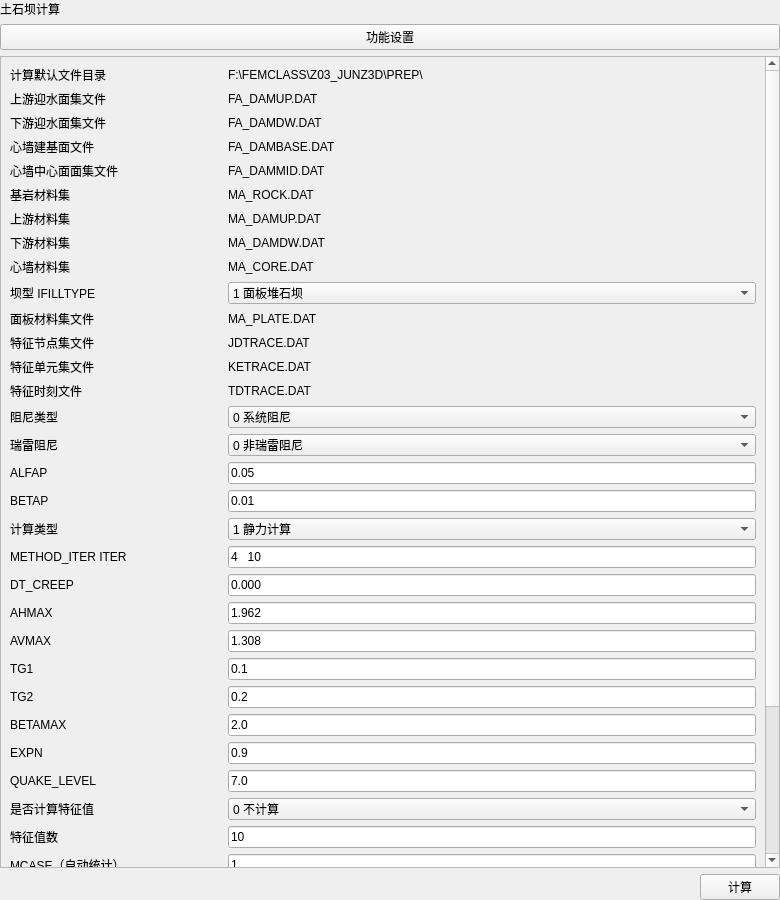
This is plugins/Base_Slover/DamAnalysisWidget.ui in asd977/base_cae as Qt 5 draws it before an edit. The edited form follows.
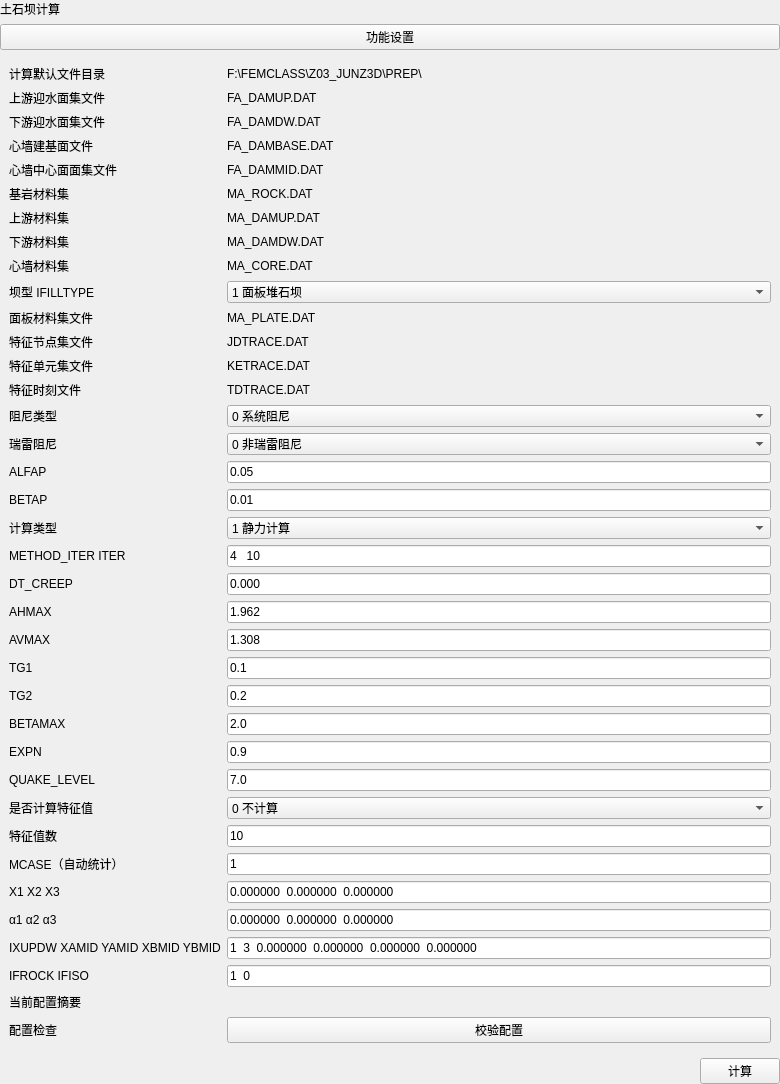
This is the edited form.

Commit message: refactor(ui): remove scroll areas from dam analysis pages

```diff
--- a/plugins/Base_Slover/DamAnalysisWidget.ui
+++ b/plugins/Base_Slover/DamAnalysisWidget.ui
@@ -14,8 +14,6 @@
    <item><widget class="QLabel" name="pageNameLabel"><property name="text"><string>土石坝计算</string></property></widget></item>
    <item><widget class="QPushButton" name="sectionTitleButton"><property name="text"><string>功能设置</string></property></widget></item>
    <item>
-    <widget class="QScrollArea" name="scrollArea">
-     <property name="widgetResizable"><bool>true</bool></property>
      <widget class="QWidget" name="scrollAreaWidgetContents">
       <layout class="QFormLayout" name="formLayoutIfill">
        <item row="0" column="0"><widget class="QLabel" name="labelLine1"><property name="text"><string>计算默认文件目录</string></property></widget></item>
@@ -93,7 +91,6 @@
        <item row="36" column="0"><widget class="QLabel" name="labelValidate"><property name="text"><string>配置检查</string></property></widget></item>
        <item row="36" column="1"><widget class="QPushButton" name="btnValidation"><property name="text"><string>校验配置</string></property></widget></item>
       </layout>
-     </widget>
     </widget>
    </item>
    <item>
```
Lines whose indentation alone changed are shown as unchanged. The commit also changes 1 other file.
